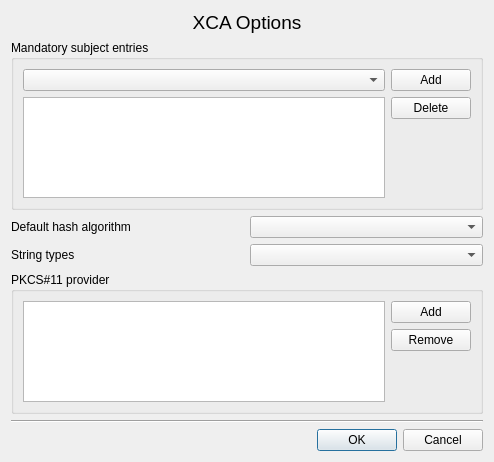
This is ui/Options.ui in chris2511/xca as Qt 5 draws it before an edit. The edited form follows.
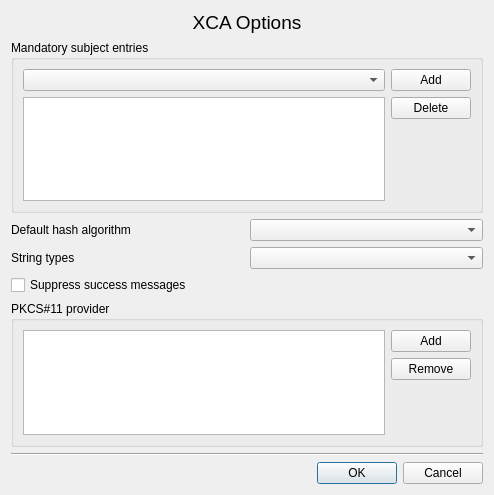
This is the edited form. Custom widgets are drawn as their Qt base class.

Commit message: Feature Request [3286442] Make success/import messges optional

Diff of the .ui file:
```diff
--- a/ui/Options.ui
+++ b/ui/Options.ui
@@ -7,7 +7,7 @@
     <x>0</x>
     <y>0</y>
     <width>494</width>
-    <height>462</height>
+    <height>495</height>
    </rect>
   </property>
   <layout class="QVBoxLayout" name="verticalLayout_3">
@@ -128,6 +128,13 @@
      </item>
     </layout>
    </item>
+   <item>
+    <widget class="QCheckBox" name="suppress">
+     <property name="text">
+      <string>Suppress success messages</string>
+     </property>
+    </widget>
+   </item>
    <item>
     <widget class="QGroupBox" name="groupBox_2">
      <property name="title">
```
The commit also changes 7 other files.
